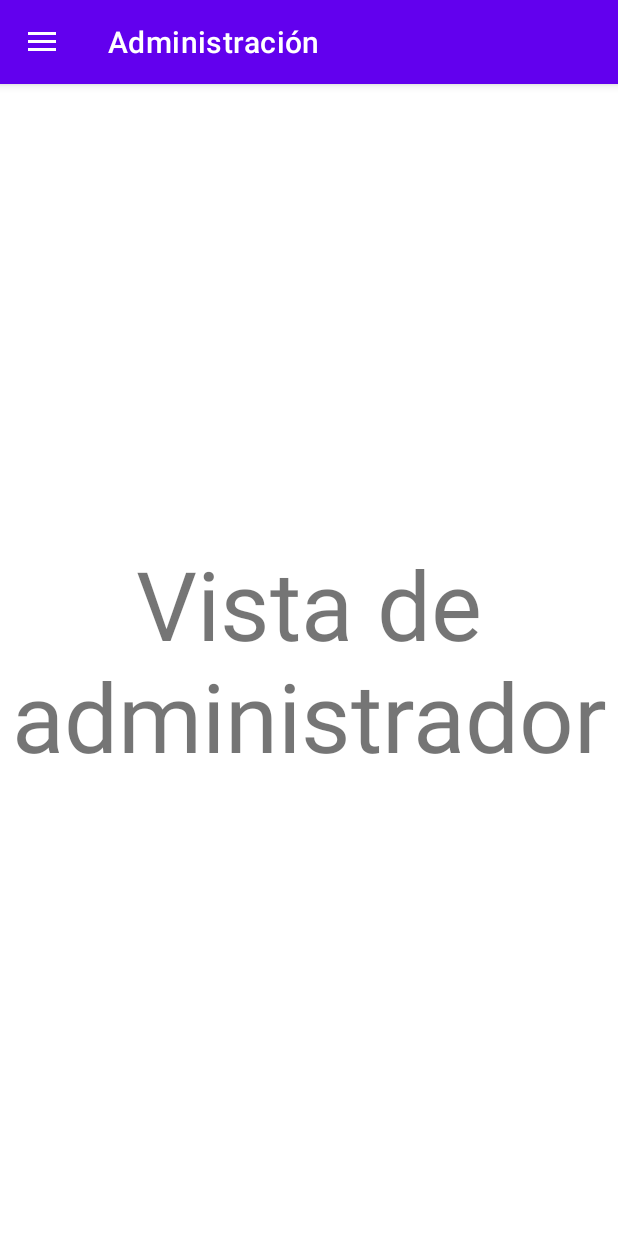
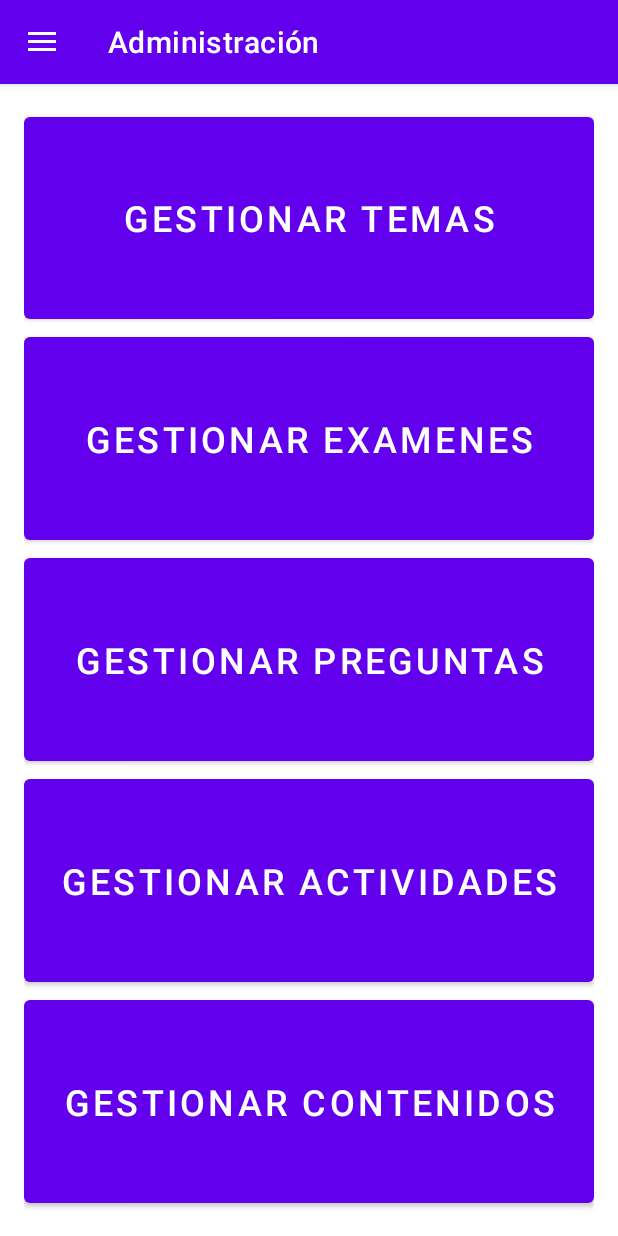
Before and after one commit to Hyromy/app-educativa-4.0, an Android app: the MainActivity screen opened directly, with no data from a screen before it, in the side drawer, after a tap on "Administración", on a phone screen of 412 x 824 dp. Run offline under Robolectric (Android 15) with nearby library versions, the phone set to English and light mode, and no system bars; our stand-ins replace navigation-ui; 1 statement that could not run was skipped.

Commit message:
fragmento de consulta de items de administracion

```diff
--- a/app/app/src/main/java/com/example/app/MainActivity.java
+++ b/app/app/src/main/java/com/example/app/MainActivity.java
@@ -67,7 +67,6 @@ public class MainActivity extends AppCompatActivity {
         DrawerLayout drawer = binding.drawerLayout;
         NavigationView navigationView = binding.navView;
 
-        // si no agrego los fragmentos aqui se convierten en flecita hacia atras
         mAppBarConfiguration = new AppBarConfiguration.Builder(
                 fragmentsId
         )
--- a/app/app/src/main/java/com/example/app/ui/admin/AdminFragment.java
+++ b/app/app/src/main/java/com/example/app/ui/admin/AdminFragment.java
@@ -7,16 +7,24 @@ import android.os.Bundle;
 import androidx.annotation.NonNull;
 import androidx.annotation.Nullable;
 import androidx.fragment.app.Fragment;
+import androidx.navigation.NavController;
+import androidx.navigation.Navigation;
 
 import android.view.LayoutInflater;
 import android.view.View;
 import android.view.ViewGroup;
+import android.widget.Button;
+import android.widget.Toast;
 
 import com.example.app.R;
 
 public class AdminFragment extends Fragment {
-
     private AdminViewModel mViewModel;
+    private Button btnTemas;
+    private Button btnExamenes;
+    private Button btnPreguntas;
+    private Button btnActividades;
+    private Button btnContenidos;
 
     public static AdminFragment newInstance() {
         return new AdminFragment();
@@ -32,7 +40,57 @@ public class AdminFragment extends Fragment {
     public void onActivityCreated(@Nullable Bundle savedInstanceState) {
         super.onActivityCreated(savedInstanceState);
         mViewModel = new ViewModelProvider(this).get(AdminViewModel.class);
-        // TODO: Use the ViewModel
+
+        View view = getView();
+        setButtons(view);
+        setListeners();
     }
 
+    private void setButtons(View view) {
+        btnTemas = view.findViewById(R.id.btn_temas);
+        btnExamenes = view.findViewById(R.id.btn_examenes);
+        btnPreguntas = view.findViewById(R.id.btn_preguntas);
+        btnActividades = view.findViewById(R.id.btn_actividades);
+        btnContenidos = view.findViewById(R.id.btn_contenidos);
+    }
+
+    private void setListeners() {
+        btnTemas.setOnClickListener(new View.OnClickListener() {
+            public void onClick(View view) {
+                toQuery(view, "temas");
+            }
+        });
+
+        btnExamenes.setOnClickListener(new View.OnClickListener() {
+            public void onClick(View view) {
+                toQuery(view, "examenes");
+            }
+        });
+
+        btnPreguntas.setOnClickListener(new View.OnClickListener() {
+            public void onClick(View view) {
+                toQuery(view, "preguntas");
+            }
+        });
+
+        btnActividades.setOnClickListener(new View.OnClickListener() {
+            public void onClick(View view) {
+                toQuery(view, "actividades");
+            }
+        });
+
+        btnContenidos.setOnClickListener(new View.OnClickListener() {
+            public void onClick(View view) {
+                toQuery(view, "contenidos");
+            }
+        });
+    }
+
+    private void toQuery(View view, String queryName) {
+        Bundle bundle = new Bundle();
+        bundle.putString("queryName", queryName);
+
+        NavController navController = Navigation.findNavController(view);
+        navController.navigate(R.id.action_nav_admin_to_nav_query, bundle);
+    }
 }
--- a/app/app/src/main/res/layout/fragment_admin.xml
+++ b/app/app/src/main/res/layout/fragment_admin.xml
@@ -5,10 +5,55 @@
     android:layout_height="match_parent"
     tools:context=".ui.admin.AdminFragment">
 
-    <TextView
+    <LinearLayout
+        android:orientation="vertical"
         android:layout_width="match_parent"
         android:layout_height="match_parent"
-        android:gravity="center"
-        android:textSize="64dp"
-        android:text="Vista de administrador" />
+        android:layout_margin="16dp">
+
+        <Button
+            android:id="@+id/btn_temas"
+            android:layout_width="match_parent"
+            android:layout_height="0px"
+            android:layout_weight="1"
+            android:textSize="24dp"
+            android:text="gestionar temas"
+            android:tag="temas"/>
+
+        <Button
+            android:id="@+id/btn_examenes"
+            android:layout_width="match_parent"
+            android:layout_height="0px"
+            android:layout_weight="1"
+            android:textSize="24dp"
+            android:text="gestionar examenes"
+            android:tag="examenes"/>
+
+        <Button
+            android:id="@+id/btn_preguntas"
+            android:layout_width="match_parent"
+            android:layout_height="0px"
+            android:layout_weight="1"
+            android:textSize="24dp"
+            android:text="gestionar preguntas"
+            android:tag="preguntas"/>
+
+        <Button
+            android:id="@+id/btn_actividades"
+            android:layout_width="match_parent"
+            android:layout_height="0px"
+            android:layout_weight="1"
+            android:textSize="24dp"
+            android:text="gestionar actividades"
+            android:tag="actividades"/>
+
+        <Button
+            android:id="@+id/btn_contenidos"
+            android:layout_width="match_parent"
+            android:layout_height="0px"
+            android:layout_weight="1"
+            android:textSize="24dp"
+            android:text="gestionar contenidos"
+            android:tag="contenidos"/>
+    </LinearLayout>
 </FrameLayout>
--- a/app/app/src/main/res/navigation/mobile_navigation.xml
+++ b/app/app/src/main/res/navigation/mobile_navigation.xml
@@ -4,12 +4,6 @@
     xmlns:tools="http://schemas.android.com/tools"
     android:id="@+id/mobile_navigation"
     app:startDestination="@+id/nav_themes">
-
-    <fragment
-        android:id="@+id/nav_admin"
-        android:name="com.example.app.ui.admin.AdminFragment"
-        android:label="Administración"
-        tools:layout="@layout/fragment_admin" />
 
     <fragment
         android:id="@+id/nav_themes"
@@ -52,4 +46,26 @@
         android:name="com.example.app.ui.profile.ProfileFragment"
         android:label="Perfil"
         tools:layout="@layout/fragment_profile" />
+
+    <fragment
+        android:id="@+id/nav_admin"
+        android:name="com.example.app.ui.admin.AdminFragment"
+        android:label="Administración"
+        tools:layout="@layout/fragment_admin">
+
+        <action
+            android:id="@+id/action_nav_admin_to_nav_query"
+            app:destination="@id/nav_query">
+
+            <argument
+                android:name="queryName"
+                app:argType="string" />
+        </action>
+    </fragment>
+
+    <fragment
+        android:id="@+id/nav_query"
+        android:name="com.example.app.ui.admin.query.QueryFragment"
+        android:label="Gestionar"
+        tools:layout="@layout/fragment_query" />
 </navigation>
```
Also changed, not shown: app/app/src/main/java/com/example/app/ui/admin/query/QueryFragment.java (added, +202 -0 lines), app/app/src/main/java/com/example/app/ui/admin/query/QueryViewModel.java (added, +7 -0 lines), app/app/src/main/res/drawable/ic_trash.xml (added, +13 -0 lines), app/app/src/main/res/layout/fragment_query.xml (added, +76 -0 lines).
